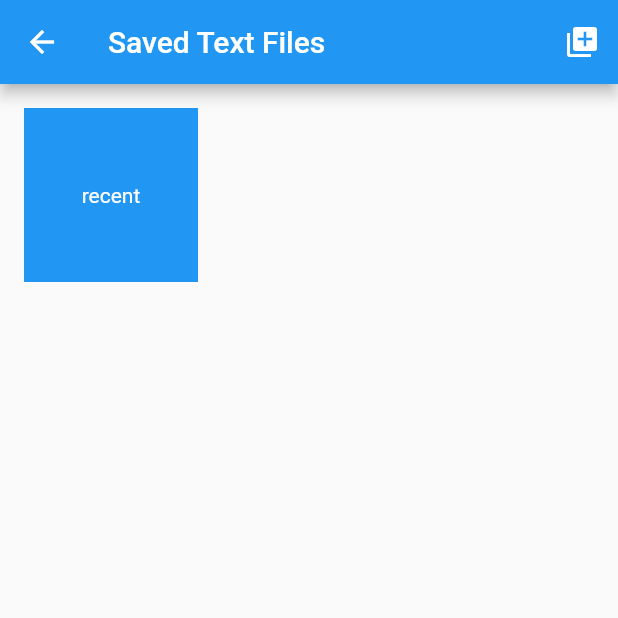
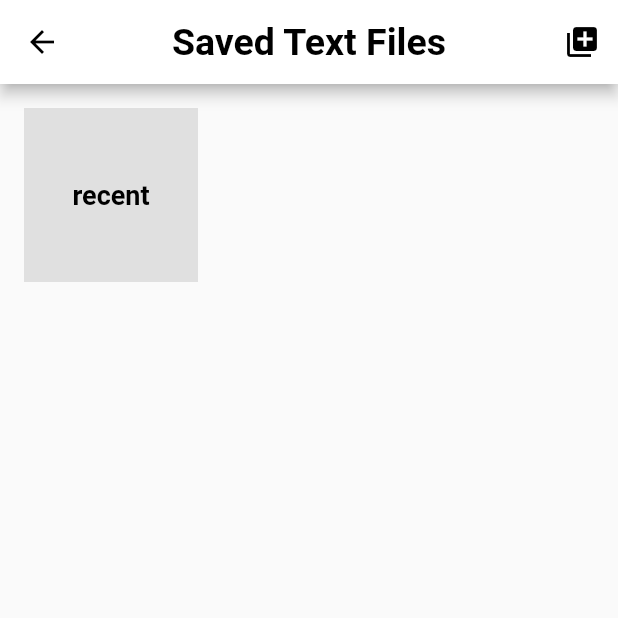
Before and after one commit to mypace0600/goodBible, a Flutter app: the SavedTextFileListScreen screen opened directly, on a phone screen of 412 x 824 dp, the top half of it. Run offline on Flutter 3.47's test engine with Material 2 defaults, Android fonts, the phone set to English and light mode, and no system bars; our stand-ins replace firebase_auth, firebase_core, firebase_messaging, google_sign_in, shared_preferences, sqflite; accounts and stored records are empty; network calls fail.

Commit message:
front design

```diff
--- a/lib/screens/saved_text_file_list_screen.dart
+++ b/lib/screens/saved_text_file_list_screen.dart
@@ -81,7 +81,19 @@ class _SavedTextFileListScreenState extends State<SavedTextFileListScreen> {
   Widget build(BuildContext context) {
     return Scaffold(
       appBar: AppBar(
-        title: const Text('Saved Text Files'),
+        backgroundColor: Colors.white,
+        centerTitle: true,
+        iconTheme: const IconThemeData(
+          color: Colors.black,
+        ),
+        title: const Text(
+          'Saved Text Files',
+          style: TextStyle(
+            color: Colors.black,
+            fontSize: 25,
+            fontWeight: FontWeight.w700,
+          ),
+        ),
         actions: [
           IconButton(
             onPressed: () {
@@ -114,13 +126,17 @@ class _SavedTextFileListScreenState extends State<SavedTextFileListScreen> {
                         },
                         child: Container(
                           margin: const EdgeInsets.all(8.0),
-                          color: Colors.blue,
+                          color: const Color.fromRGBO(224, 224, 224, 1),
                           height: 100,
                           width: 100,
                           child: Center(
                             child: Text(
                               snapshot.data![index].fileName!,
-                              style: const TextStyle(color: Colors.white),
+                              style: const TextStyle(
+                                color: Colors.black,
+                                fontSize: 18,
+                                fontWeight: FontWeight.w700,
+                              ),
                             ),
                           ),
                         ),
```
Also changed, not shown: lib/screens/about_screen.dart (+13 -1 lines), lib/screens/chapter_search_screen.dart (+24 -2 lines), lib/screens/home_screen.dart (+25 -4 lines), lib/screens/saved_text_list_screen.dart (+13 -1 lines), lib/screens/search_screen.dart (+12 -1 lines), lib/screens/search_text_screen.dart (+10 -2 lines), lib/widgets/search_widget.dart (+11 -5 lines).
